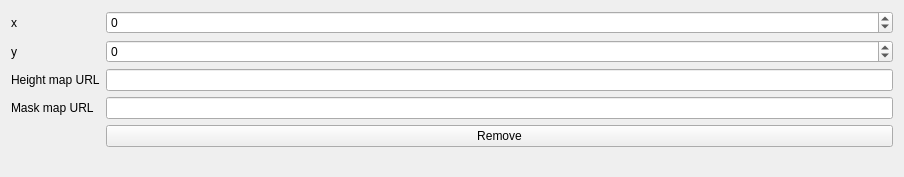
Above: gui_client/TerrainSpecSectionWidget.ui from shipilovden/substrata-metasiberia before the change. Below: the same form after it.
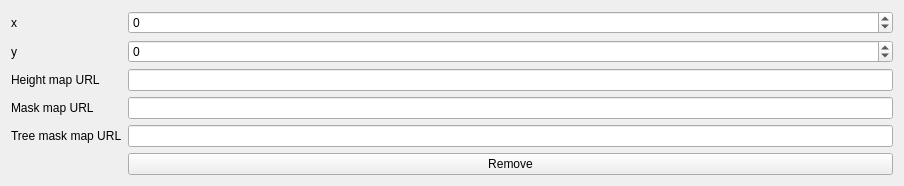
That is the form after the change. Custom widgets are drawn as their Qt base class.

Commit message: Added tree mask map setting to WorldSettings widget and object.

```diff
--- a/gui_client/TerrainSpecSectionWidget.ui
+++ b/gui_client/TerrainSpecSectionWidget.ui
@@ -58,23 +58,33 @@
    <item row="2" column="1">
     <widget class="FileSelectWidget" name="heightmapURLFileSelectWidget"/>
    </item>
-   <item row="3" column="0">
+   <item row="4" column="0">
     <widget class="QLabel" name="label_2">
      <property name="text">
       <string>Mask map URL</string>
      </property>
     </widget>
    </item>
-   <item row="3" column="1">
-    <widget class="FileSelectWidget" name="maskMapURLFileSelectWidget"/>
-   </item>
    <item row="4" column="1">
+    <widget class="FileSelectWidget" name="maskMapURLFileSelectWidget"/>
+   </item>
+   <item row="6" column="1">
     <widget class="QPushButton" name="removeTerrainSectionPushButton">
      <property name="text">
       <string>Remove</string>
      </property>
     </widget>
    </item>
+   <item row="5" column="1">
+    <widget class="FileSelectWidget" name="treeMaskMapURLFileSelectWidget"/>
+   </item>
+   <item row="5" column="0">
+    <widget class="QLabel" name="label_5">
+     <property name="text">
+      <string>Tree mask map URL</string>
+     </property>
+    </widget>
+   </item>
   </layout>
  </widget>
  <customwidgets>
```
The commit also changes 7 other files.
